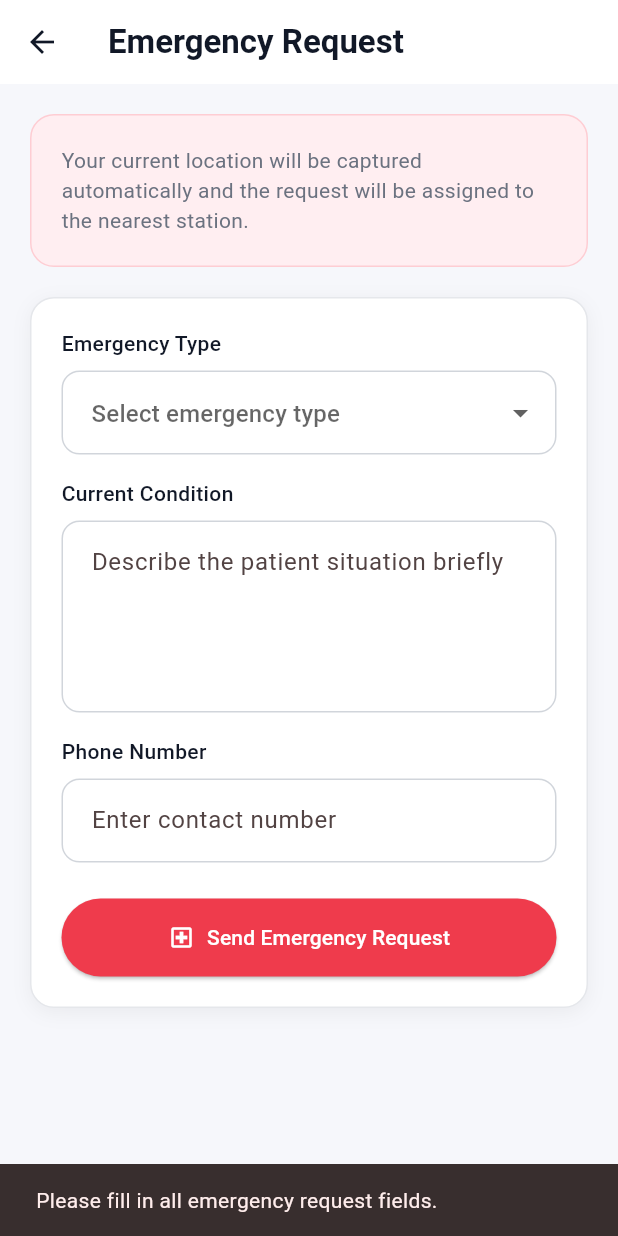
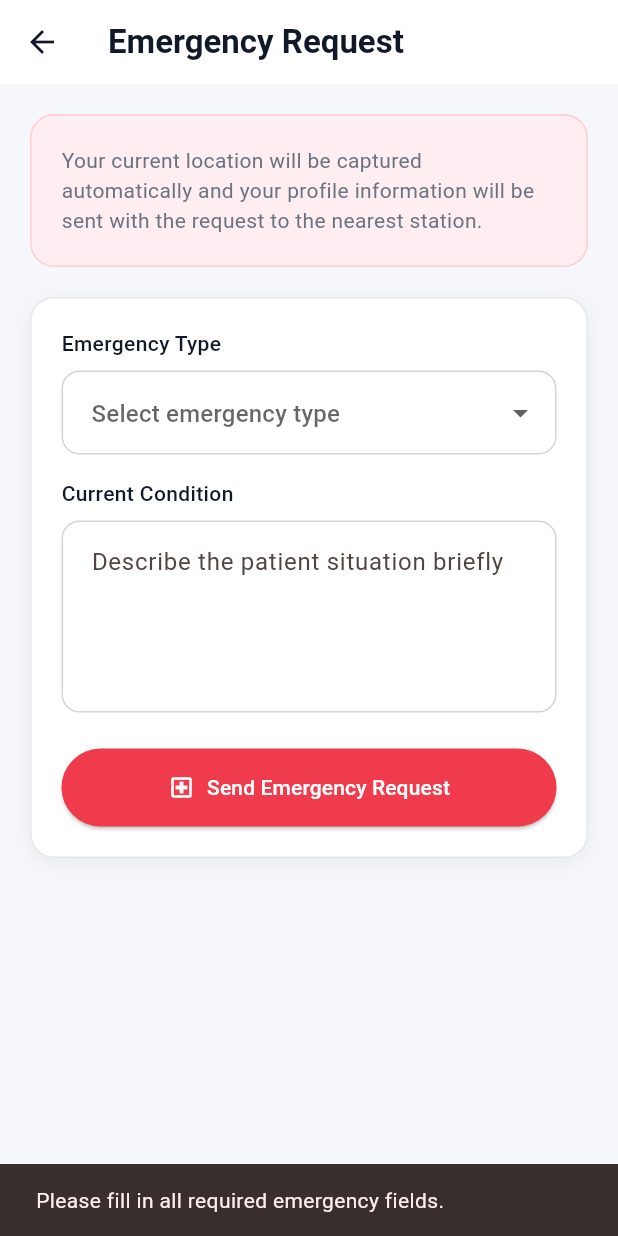
Before and after one commit to Alimansourr/red-cross-system, a Flutter app: the EmergencyRequestPage screen opened directly, after a tap on "Send Emergency Request", on a phone screen of 412 x 824 dp. Run offline on Flutter 3.47's test engine with Material 3 defaults, Android fonts, the phone set to English and light mode, and no system bars; our stand-ins replace cloud_firestore, firebase_auth, firebase_core, geolocator; accounts and stored records are empty.

Commit message:
Update emergency and transport request flows

```diff
--- a/patient_app/lib/pages/emergency_request_page.dart
+++ b/patient_app/lib/pages/emergency_request_page.dart
@@ -16,8 +16,8 @@ class _EmergencyRequestPageState extends State<EmergencyRequestPage> {
   final EmergencyRequestService _service = EmergencyRequestService();
 
   final TextEditingController _guestNameController = TextEditingController();
+  final TextEditingController _guestPhoneController = TextEditingController();
   final TextEditingController _conditionController = TextEditingController();
-  final TextEditingController _phoneController = TextEditingController();
 
   String? _selectedEmergencyType;
   bool _isLoading = false;
@@ -26,17 +26,17 @@ class _EmergencyRequestPageState extends State<EmergencyRequestPage> {
   @override
   void dispose() {
     _guestNameController.dispose();
+    _guestPhoneController.dispose();
     _conditionController.dispose();
-    _phoneController.dispose();
     super.dispose();
   }
 
   Future<void> _submitEmergencyRequest() async {
     final isGuest = _service.currentUser == null;
     final guestName = _guestNameController.text.trim();
+    final guestPhone = _guestPhoneController.text.trim();
     final emergencyType = _selectedEmergencyType;
     final currentCondition = _conditionController.text.trim();
-    final phoneNumber = _phoneController.text.trim();
 
     if (isGuest && guestName.isEmpty) {
       ScaffoldMessenger.of(context).showSnackBar(
@@ -47,12 +47,19 @@ class _EmergencyRequestPageState extends State<EmergencyRequestPage> {
       return;
     }
 
-    if (emergencyType == null ||
-        currentCondition.isEmpty ||
-        phoneNumber.isEmpty) {
+    if (isGuest && guestPhone.isEmpty) {
       ScaffoldMessenger.of(context).showSnackBar(
         const SnackBar(
-          content: Text('Please fill in all emergency request fields.'),
+          content: Text('Please enter your phone number.'),
+        ),
+      );
+      return;
+    }
+
+    if (emergencyType == null || currentCondition.isEmpty) {
+      ScaffoldMessenger.of(context).showSnackBar(
+        const SnackBar(
+          content: Text('Please fill in all required emergency fields.'),
         ),
       );
       return;
@@ -68,8 +75,8 @@ class _EmergencyRequestPageState extends State<EmergencyRequestPage> {
       final result = await _service.submitEmergencyRequest(
         emergencyType: emergencyType,
         currentCondition: currentCondition,
-        phoneNumber: phoneNumber,
         guestName: guestName,
+        guestPhone: guestPhone,
       );
 
       if (!mounted) return;
@@ -80,8 +87,8 @@ class _EmergencyRequestPageState extends State<EmergencyRequestPage> {
       });
 
       _guestNameController.clear();
+      _guestPhoneController.clear();
       _conditionController.clear();
-      _phoneController.clear();
 
       ScaffoldMessenger.of(context).showSnackBar(
         SnackBar(
@@ -166,7 +173,7 @@ class _EmergencyRequestPageState extends State<EmergencyRequestPage> {
                   child: Text(
                     isGuest
                         ? 'You can send an emergency request without logging in. Your current location will be captured automatically and assigned to the nearest station.'
-                        : 'Your current location will be captured automatically and the request will be assigned to the nearest station.',
+                        : 'Your current location will be captured automatically and your profile information will be sent with the request to the nearest station.',
                     style: const TextStyle(color: Color(0xff6b7280)),
                   ),
                 ),
@@ -183,6 +190,17 @@ class _EmergencyRequestPageState extends State<EmergencyRequestPage> {
                           controller: _guestNameController,
                           enabled: !_isLoading,
                           decoration: patientInputDecoration('Enter your name'),
+                        ),
+                        const SizedBox(height: 16),
+
+                        const PatientLabel('Phone Number'),
+                        const SizedBox(height: 8),
+                        TextField(
+                          controller: _guestPhoneController,
+                          enabled: !_isLoading,
+                          keyboardType: TextInputType.phone,
+                          decoration:
+                          patientInputDecoration('Enter contact number'),
                         ),
                         const SizedBox(height: 16),
                       ],
@@ -229,16 +247,6 @@ class _EmergencyRequestPageState extends State<EmergencyRequestPage> {
                           'Describe the patient situation briefly',
                         ),
                       ),
-                      const SizedBox(height: 16),
-                      const PatientLabel('Phone Number'),
-                      const SizedBox(height: 8),
-                      TextField(
-                        controller: _phoneController,
-                        enabled: !_isLoading,
-                        keyboardType: TextInputType.phone,
-                        decoration:
-                        patientInputDecoration('Enter contact number'),
-                      ),
                       const SizedBox(height: 24),
                       SizedBox(
                         width: double.infinity,
--- a/patient_app/lib/services/transport_request_service.dart
+++ b/patient_app/lib/services/transport_request_service.dart
@@ -62,6 +62,11 @@ class TransportRequestService {
       'patientName': (patientData['fullName'] ?? '').toString(),
       'patientEmail': (patientData['email'] ?? user.email ?? '').toString(),
       'patientProfilePhone': (patientData['phone'] ?? '').toString(),
+      'patientAddress': (patientData['address'] ?? '').toString(),
+      'patientAge': patientData['age'],
+      'patientBloodType': (patientData['bloodType'] ?? '').toString(),
+      'patientMedicalHistory':
+      (patientData['medicalHistory'] ?? '').toString(),
       'transportType': transportType.trim(),
       'pickupLocation': pickupLocation.trim(),
       'destination': destination.trim(),
--- a/patient_app/pubspec.yaml
+++ b/patient_app/pubspec.yaml
@@ -35,6 +35,7 @@ dependencies:
   cloud_firestore: ^5.4.4
   geolocator:  ^12.0.0
   url_launcher: ^6.3.2
+  intl: ^0.19.0
 
   # The following adds the Cupertino Icons font to your application.
   # Use with the CupertinoIcons class for iOS style icons.
```
Also changed, not shown: patient_app/lib/pages/patient_login_page.dart (+0 -25 lines), patient_app/lib/pages/transport_request_page.dart (+51 -6 lines), patient_app/lib/services/emergency_request_service.dart (+21 -8 lines), patient_app/pubspec.lock.
